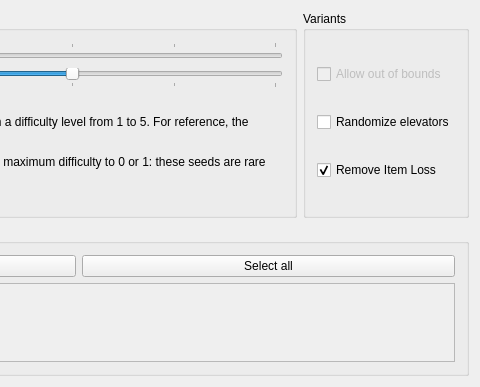
randovania/randovania, file randovania/gui/layout_generator_window.ui: the form before one commit; both pictures show x 322 to 802 and y 0 to 387 of the 802 by 387 pixel window.
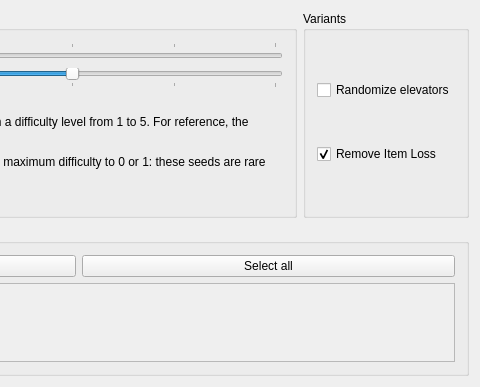
The form after the commit.

Commit message: Restore seed searching window by default

Patch:
```diff
--- a/randovania/gui/layout_generator_window.ui
+++ b/randovania/gui/layout_generator_window.ui
@@ -106,22 +106,6 @@
          <string>Variants</string>
         </property>
         <layout class="QVBoxLayout" name="verticalLayout">
-         <item>
-          <widget class="QCheckBox" name="allow_out_of_bounds">
-           <property name="enabled">
-            <bool>false</bool>
-           </property>
-           <property name="toolTip">
-            <string>Currently we have no data to allow this feature</string>
-           </property>
-           <property name="text">
-            <string>Allow out of bounds</string>
-           </property>
-           <property name="checkable">
-            <bool>true</bool>
-           </property>
-          </widget>
-         </item>
          <item>
           <widget class="QCheckBox" name="randomize_elevators">
            <property name="text">
```
Left out of the diff: 4 changed lines with no effect on the pictures. The commit also changes 6 other files.
